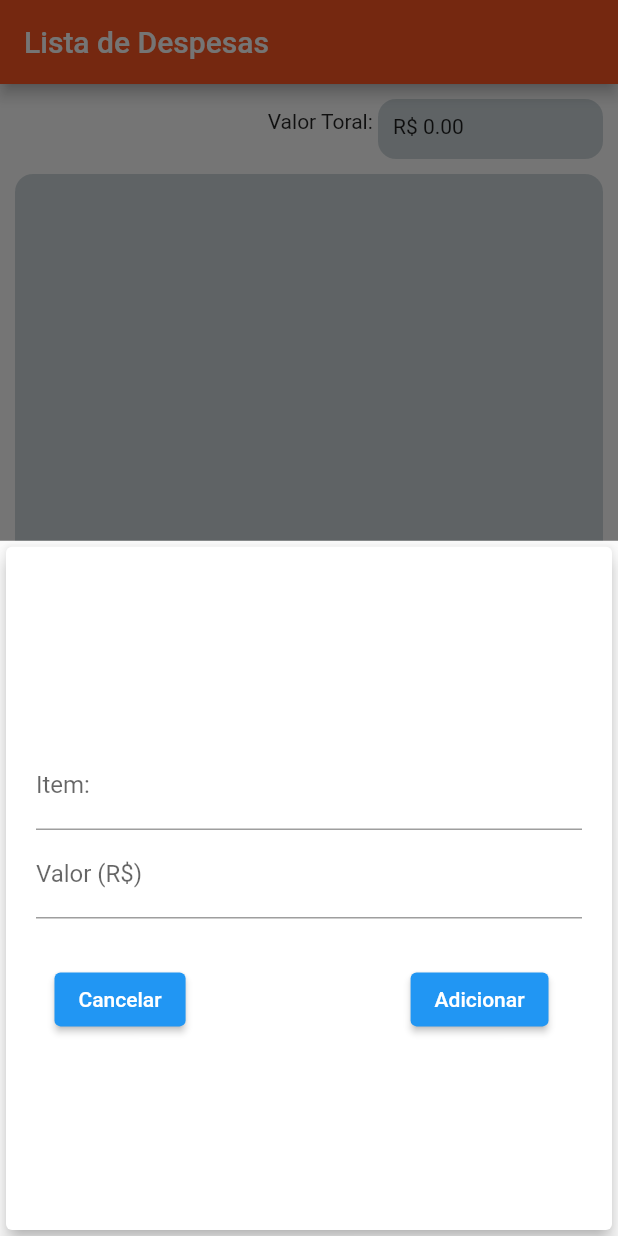
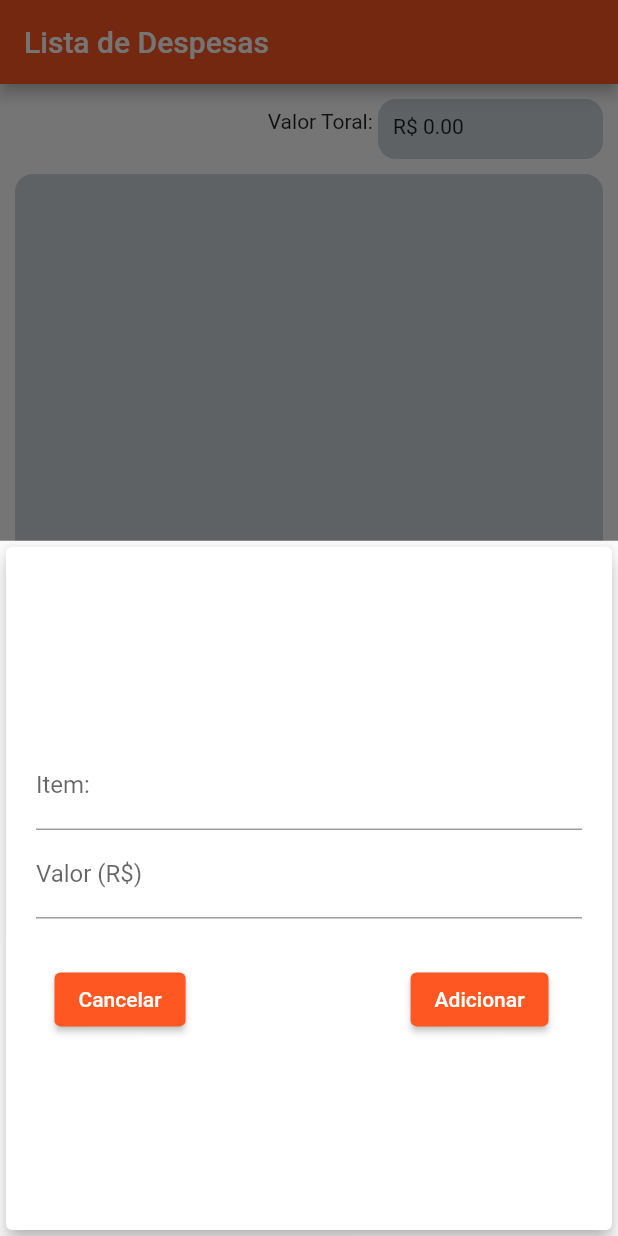
Before and after one commit to Julio-JC/lista_de_despesas, a Flutter app: the screen it shows after launch, after a tap on the "add" icon, on a phone screen of 412 x 824 dp. Run offline on Flutter 3.47's test engine with Material 2 defaults, Android fonts, the phone set to English and light mode, and no system bars.

Commit message:
Retirado do CardDeCompras os metodos e passado para o HomePage

```diff
--- a/lista_de_despesas/lib/componentes/botao.dart
+++ b/lista_de_despesas/lib/componentes/botao.dart
@@ -1,4 +1,6 @@
 import 'package:flutter/material.dart';
+
+import '../models/constantes.dart';
 
 class Botao extends StatelessWidget {
   final String texto;
@@ -9,6 +11,10 @@ class Botao extends StatelessWidget {
 
   @override
   Widget build(BuildContext context) {
-    return ElevatedButton(onPressed: aoPressionar, child: Text(texto));
+    return ElevatedButton(
+      onPressed: aoPressionar,
+      style: ElevatedButton.styleFrom(backgroundColor: kCorDosBotoes),
+      child: Text(texto),
+    );
   }
 }
--- a/lista_de_despesas/lib/componentes/formulario.dart
+++ b/lista_de_despesas/lib/componentes/formulario.dart
@@ -12,7 +12,6 @@ class Formulario extends StatefulWidget {
 
 class _FormularioState extends State<Formulario> {
   final itemController = TextEditingController();
-
   final valorController = TextEditingController();
 
   submeterFormulario() {
--- a/lista_de_despesas/lib/home_page.dart
+++ b/lista_de_despesas/lib/home_page.dart
@@ -3,6 +3,7 @@ import '../models/item_da_compra.dart';
 import '../componentes/formulario.dart';
 import 'dart:math';
 import 'card_de_compra.dart';
+import 'models/constantes.dart';
 
 class HomePage extends StatefulWidget {
   const HomePage({Key? key}) : super(key: key);
@@ -33,8 +34,8 @@ class _HomePageState extends State<HomePage> {
     final novoItem = ItemDaCompra(
         id: Random().nextDouble().toString(),
         nomeDoItem: nome,
+        valor: valorItem,
         quantidade: 1,
-        valor: valorItem,
         estaNoCarrinho: false);
 
     setState(() {
@@ -50,6 +51,19 @@ class _HomePageState extends State<HomePage> {
         builder: (_) {
           return Formulario(onSubmit: addTransacao);
         });
+  }
+
+  ItemDaCompra? item;
+  void adicionarItem() {
+    setState(() {
+      item!.quantidade++;
+    });
+  }
+
+  void removerItem() {
+    setState(() {
+      item!.quantidade--;
+    });
   }
 
   late CardDeCompra valorDoCard;
@@ -83,7 +97,7 @@ class _HomePageState extends State<HomePage> {
                   child: Container(
                     height: 40,
                     width: 150,
-                    color: Colors.blueGrey[100],
+                    color: kCorDoContainer,
                     child: Padding(
                       padding: const EdgeInsets.all(10),
                       child: Text('R\$ ${valorTotal.toStringAsFixed(2)}'),
@@ -99,7 +113,7 @@ class _HomePageState extends State<HomePage> {
               child: ClipRRect(
                 borderRadius: BorderRadius.circular(12),
                 child: Container(
-                  color: Colors.blueGrey[100],
+                  color: kCorDoContainer,
                   child: ListView.builder(
                     itemCount: itens.length,
                     itemBuilder: (context, index) {
@@ -108,7 +122,9 @@ class _HomePageState extends State<HomePage> {
                         titulo: tr.nomeDoItem,
                         valor: tr.valor,
                         quantidade: tr.quantidade,
-                        pego: false,
+                        estaNoCarrinho: tr.estaNoCarrinho,
+                        adicionarItem: adicionarItem,
+                        removerItem: removerItem,
                       );
                     },
                   ),
--- a/lista_de_despesas/lib/main.dart
+++ b/lista_de_despesas/lib/main.dart
@@ -19,7 +19,7 @@ class MyApp extends StatelessWidget {
         scaffoldBackgroundColor: Colors.white24,
       ),
       title: 'Lista de Despesas',
-      home: HomePage(),
+      home: const HomePage(),
     );
   }
 }
--- a/lista_de_despesas/lib/models/constantes.dart
+++ b/lista_de_despesas/lib/models/constantes.dart
@@ -1,3 +1,5 @@
 import 'package:flutter/material.dart';
 
 const Color kCorDoCard = Color.fromARGB(255, 139, 161, 172);
+const Color kCorDosBotoes = Colors.deepOrange;
+const Color kCorDoContainer = Color.fromARGB(255, 204, 213, 218);
```
Also changed, not shown: lista_de_despesas/lib/card_de_compra.dart (+178 -57 lines).
